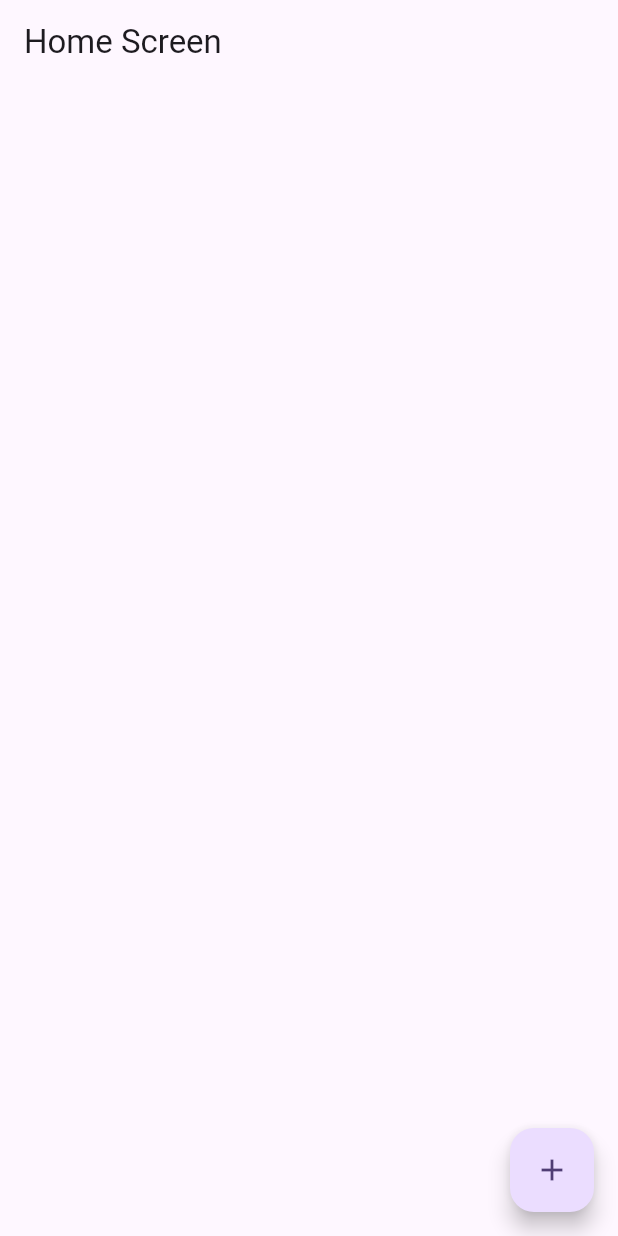
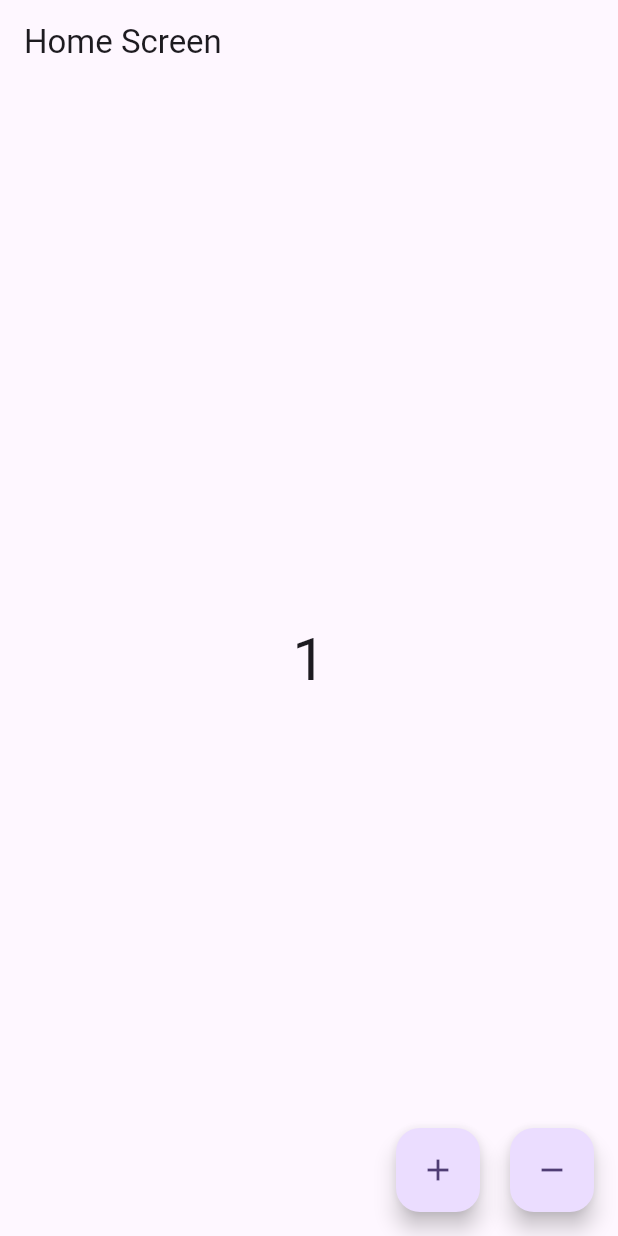
Before and after one commit to huzaifak08/Flutter-Bloc-State-Management, a Flutter app: the screen it shows after launch, after a tap on the "add" icon, on a phone screen of 412 x 824 dp. Run offline on Flutter 3.47's test engine with Material 3 defaults, Android fonts, the phone set to English and light mode, and no system bars; our stand-ins replace bloc, equatable, flutter_bloc.

Commit message:
Counter by Asif Taj done Allhamdullillah

```diff
--- /dev/null
+++ b/lib/bloc/counter/counter_bloc.dart
@@ -0,0 +1,18 @@
+import 'package:bloc/bloc.dart';
+import 'package:bloc_statemanagement/bloc/counter/counter_event.dart';
+import 'package:bloc_statemanagement/bloc/counter/counter_state.dart';
+
+class CounterBloc extends Bloc<CounterEvent, CounterState> {
+  CounterBloc() : super(const CounterState()) {
+    on<IncrementCounter>(_increment);
+    on<DecrementCounter>(_decrement);
+  }
+
+  void _increment(IncrementCounter event, Emitter<CounterState> emit) {
+    emit(state.copywith(counter: state.counter + 1));
+  }
+
+  void _decrement(DecrementCounter event, Emitter<CounterState> emit) {
+    emit(state.copywith(counter: state.counter - 1));
+  }
+}
--- /dev/null
+++ b/lib/bloc/counter/counter_event.dart
@@ -0,0 +1,12 @@
+import 'package:equatable/equatable.dart';
+
+abstract class CounterEvent extends Equatable {
+  const CounterEvent();
+
+  @override
+  List<Object> get props => [];
+}
+
+class IncrementCounter extends CounterEvent {}
+
+class DecrementCounter extends CounterEvent {}
--- /dev/null
+++ b/lib/bloc/counter/counter_state.dart
@@ -0,0 +1,13 @@
+import 'package:equatable/equatable.dart';
+
+class CounterState extends Equatable {
+  final int counter;
+  const CounterState({this.counter = 0});
+
+  CounterState copywith({int? counter}) {
+    return CounterState(counter: counter ?? this.counter);
+  }
+
+  @override
+  List<Object> get props => [counter];
+}
--- a/lib/home_screen.dart
+++ /dev/null
@@ -1,55 +0,0 @@
-import 'package:equatable/equatable.dart';
-import 'package:flutter/material.dart';
-
-class HomeScreen extends StatelessWidget {
-  const HomeScreen({super.key});
-
-  @override
-  Widget build(BuildContext context) {
-    return Scaffold(
-      appBar: AppBar(
-        title: const Text('Home Screen'),
-      ),
-      floatingActionButton: FloatingActionButton(
-        onPressed: () {
-          // Both Instances has same data but different hashcode
-          Person p1 = Person(name: "jack", age: 18);
-          Person p2 = Person(name: "jack", age: 18);
-
-          print(p1.hashCode.toString()); //105401917
-          print(p2.hashCode.toString()); //940035979
-
-          print(p1 == p2); // false
-
-          // To resolve this we have equatable package:
-          Adam a1 = Adam(name: "Charles", age: 20);
-          Adam a2 = Adam(name: "Charles", age: 20);
-
-          print(a1.hashCode.toString()); //989608747
-          print(a2.hashCode.toString()); //989608747
-
-          print(a1 == a2); // true
-        },
-        child: const Icon(Icons.add),
-      ),
-    );
-  }
-}
-
-// Without Equatable:
-class Person {
-  final String name;
-  final int age;
-  const Person({required this.name, required this.age});
-}
-
-// With Equatable:
-class Adam extends Equatable {
-  final String name;
-  final int age;
-
-  const Adam({required this.name, required this.age});
-
-  @override
-  List<Object?> get props => [name, age];
-}
--- a/lib/main.dart
+++ b/lib/main.dart
@@ -1,5 +1,7 @@
-import 'package:bloc_statemanagement/home_screen.dart';
+import 'package:bloc_statemanagement/bloc/counter/counter_bloc.dart';
+import 'package:bloc_statemanagement/screens/home_screen.dart';
 import 'package:flutter/material.dart';
+import 'package:flutter_bloc/flutter_bloc.dart';
 
 void main() {
   runApp(const MyApp());
@@ -10,12 +12,16 @@ class MyApp extends StatelessWidget {
 
   @override
   Widget build(BuildContext context) {
-    return MaterialApp(
+    return BlocProvider(
+      create: (_) => CounterBloc(),
+      child: MaterialApp(
         title: 'Flutter Demo',
         theme: ThemeData(
           colorScheme: ColorScheme.fromSeed(seedColor: Colors.deepPurple),
           useMaterial3: true,
         ),
-        home: const HomeScreen());
+        home: const HomeScreen(),
+      ),
+    );
   }
 }
--- /dev/null
+++ b/lib/screens/home_screen.dart
@@ -0,0 +1,51 @@
+import 'package:bloc_statemanagement/bloc/counter/counter_bloc.dart';
+import 'package:bloc_statemanagement/bloc/counter/counter_event.dart';
+import 'package:bloc_statemanagement/bloc/counter/counter_state.dart';
+import 'package:flutter/material.dart';
+import 'package:flutter_bloc/flutter_bloc.dart';
+
+class HomeScreen extends StatelessWidget {
+  const HomeScreen({super.key});
+
+  @override
+  Widget build(BuildContext context) {
+    return Scaffold(
+      appBar: AppBar(
+        title: const Text('Home Screen'),
+      ),
+      body: Column(
+        mainAxisAlignment: MainAxisAlignment.center,
+        children: [
+          BlocBuilder<CounterBloc, CounterState>(
+            builder: (context, state) {
+              return Center(
+                child: Text(
+                  state.counter.toString(),
+                  style: const TextStyle(fontSize: 40),
+                ),
+              );
+            },
+          ),
+        ],
+      ),
+      floatingActionButton: Row(
+        mainAxisAlignment: MainAxisAlignment.end,
+        children: [
+          FloatingActionButton(
+            onPressed: () {
+              context.read<CounterBloc>().add(IncrementCounter());
+            },
+            child: const Icon(Icons.add),
+          ),
+          const SizedBox(width: 20),
+          FloatingActionButton(
+            onPressed: () {
+              context.read<CounterBloc>().add(DecrementCounter());
+            },
+            child: const Icon(Icons.remove),
+          ),
+        ],
+      ),
+    );
+  }
+}
--- a/pubspec.yaml
+++ b/pubspec.yaml
@@ -28,6 +28,7 @@ environment:
 # the latest version available on pub.dev. To see which dependencies have newer
 # versions available, run `flutter pub outdated`.
 dependencies:
+  bloc: ^8.1.2
   cupertino_icons: ^1.0.2
   equatable: ^2.0.5
   flutter:
```
Also changed, not shown: pubspec.lock.
